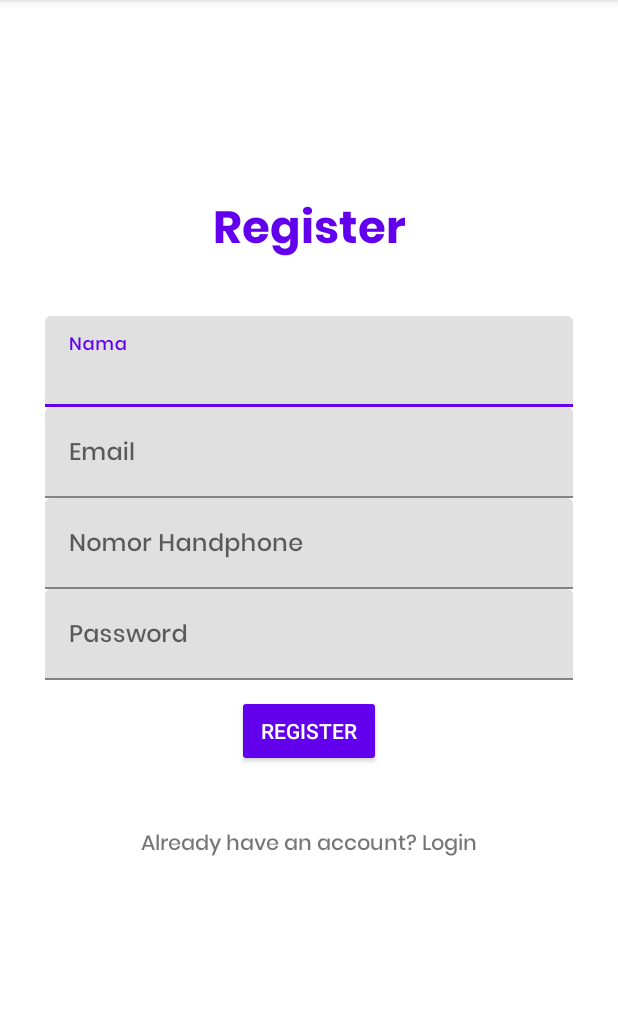
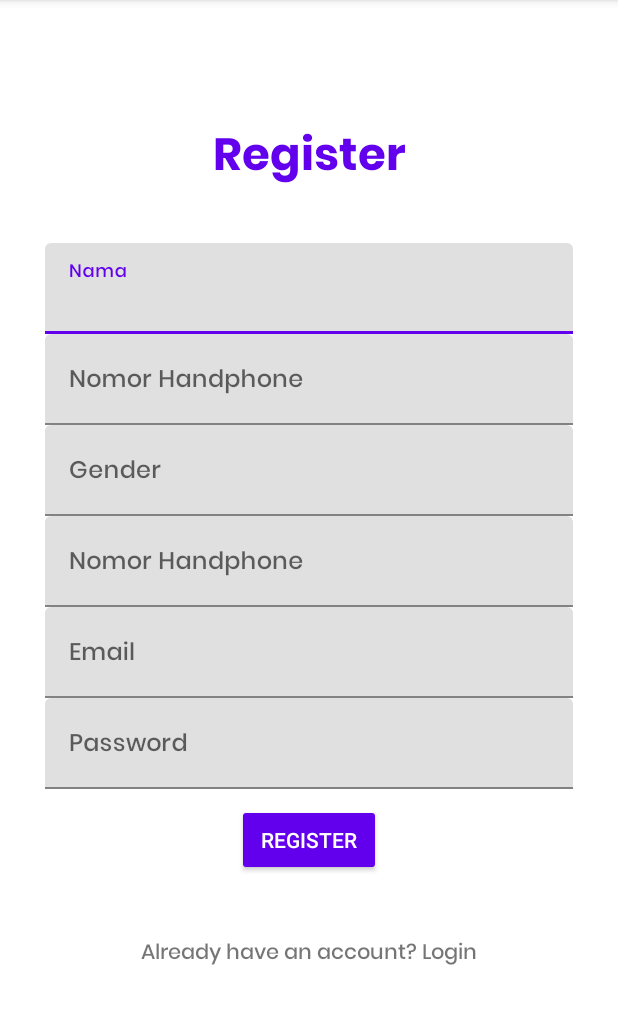
Before and after one commit to salsabiladiah7/kn, an Android app: the Register screen opened directly, with no data from a screen before it, after a tap on "REGISTER", on a phone screen of 412 x 824 dp, the part 84-1108 px from its top. Run offline under Robolectric (Android 15) with nearby library versions, the phone set to English and light mode, and no system bars; libraries missing offline, so code that uses them is left out: com.vishnusivadas.advanced_httpurlconnection.

Commit message:
first commit

```diff
--- a/app/src/main/java/com/example/kanofood/Login.java
+++ b/app/src/main/java/com/example/kanofood/Login.java
@@ -1,9 +1,8 @@
 package com.example.kanofood;
-
-import androidx.appcompat.app.AppCompatActivity;
 
 import android.content.Intent;
 import android.os.Bundle;
+import android.os.Environment;
 import android.os.Handler;
 import android.os.Looper;
 import android.view.View;
@@ -11,6 +10,8 @@ import android.widget.Button;
 import android.widget.ProgressBar;
 import android.widget.TextView;
 import android.widget.Toast;
+
+import androidx.appcompat.app.AppCompatActivity;
 
 import com.google.android.material.textfield.TextInputEditText;
 import com.vishnusivadas.advanced_httpurlconnection.PutData;
@@ -50,10 +51,12 @@ public class Login extends AppCompatActivity {
                 email = String.valueOf(teEmail.getText());
                 password = String.valueOf(tePassword.getText());
 
+
                 if (!email.equals("") && !password.equals("")) {
                     //Start ProgressBar first (Set visibility VISIBLE)
                     progressBar.setVisibility(View.VISIBLE);
                     Handler handler = new Handler(Looper.getMainLooper());
+                    Environment environment = new Environment();
                     handler.post(new Runnable() {
                         @Override
                         public void run() {
@@ -66,7 +69,7 @@ public class Login extends AppCompatActivity {
                             String[] data = new String[2];
                             data[0] = email;
                             data[1] = password;
-                            PutData putData = new PutData("http://192.168.1.5/Kanofood/LoginRegister/login.php", "POST", field, data);
+                            PutData putData = new PutData(environment + "/Kanofood2/LoginRegister/login.php", "POST", field, data);
                             if (putData.startPut()) {
                                 if (putData.onComplete()) {
                                     progressBar.setVisibility(View.GONE);
--- a/app/src/main/java/com/example/kanofood/Register.java
+++ b/app/src/main/java/com/example/kanofood/Register.java
@@ -1,9 +1,8 @@
 package com.example.kanofood;
-
-import androidx.appcompat.app.AppCompatActivity;
 
 import android.content.Intent;
 import android.os.Bundle;
+import android.os.Environment;
 import android.os.Handler;
 import android.os.Looper;
 import android.view.View;
@@ -12,12 +11,14 @@ import android.widget.ProgressBar;
 import android.widget.TextView;
 import android.widget.Toast;
 
+import androidx.appcompat.app.AppCompatActivity;
+
 import com.google.android.material.textfield.TextInputEditText;
 import com.vishnusivadas.advanced_httpurlconnection.PutData;
 
 public class Register extends AppCompatActivity {
 
-    TextInputEditText teName,  teEmail, teNumber, tePassword;
+    TextInputEditText teName, teNumber, teGender, teTgl, teEmail, tePassword;
     Button buttonRegister;
     TextView tvLogin;
     ProgressBar progressBar;
@@ -28,8 +29,10 @@ public class Register extends AppCompatActivity {
         setContentView(R.layout.activity_register);
 
         teName = findViewById(R.id.nama);
+        teNumber = findViewById(R.id.nomor);
+        teGender = findViewById(R.id.gender);
+        teTgl = findViewById(R.id.tgl);
         teEmail = findViewById(R.id.email);
-        teNumber = findViewById(R.id.nomor);
         tePassword = findViewById(R.id.password);
         buttonRegister = findViewById(R.id.btnRegister);
         tvLogin = findViewById(R.id.loginText);
@@ -48,38 +51,43 @@ public class Register extends AppCompatActivity {
             @Override
             public void onClick(View v) {
 
-                String nama_user, email, nomor , password;
-                nama_user = String.valueOf(teName.getText());
+                String nama, nomor, gender, tgl, email, password;
+                nama = String.valueOf(teName.getText());
+                nomor = String.valueOf(teNumber.getText());
+                gender = String.valueOf(teGender.getText());
+                tgl = String.valueOf(teTgl.getText());
                 email = String.valueOf(teEmail.getText());
-                nomor = String.valueOf(teNumber.getText());
                 password = String.valueOf(tePassword.getText());
 
-                if (!nama_user.equals("") && !email.equals("") && !nomor.equals("") && !password.equals("")) {
+                if (!nama.equals("") && !nomor.equals("") && !gender.equals("") && !tgl.equals("") && !email.equals("") && !password.equals("")) {
                     //Start ProgressBar first (Set visibility VISIBLE)
                     progressBar.setVisibility(View.VISIBLE);
                     Handler handler = new Handler(Looper.getMainLooper());
+                    Environment environment = new Environment();
                     handler.post(new Runnable() {
                         @Override
                         public void run() {
                             //Starting Write and Read data with URL
                             //Creating array for parameters
-                            String[] field = new String[4];
-                            field[0] = "nama_user";
-                            field[1] = "email";
-                            field[2] = "nomor";
-                            field[3] = "password";
+                            String[] field = new String[6];
+                            field[0] = "name";
+                            field[1] = "no_hp";
+                            field[2] = "gender";
+                            field[3] = "tanggal_lahir";
+                            field[5] = "email";
+                            field[6] = "password";
                             //Creating array for data
-                            String[] data = new String[4];
-                            data[0] = nama_user;
+                            String[] data = new String[6];
+                            data[0] = nama;
                             data[1] = email;
                             data[2] = nomor;
                             data[3] = password;
-                            PutData putData = new PutData("http://192.168.1.5/Kanofood/LoginRegister/signup.php", "POST", field, data);
+                            PutData putData = new PutData(environment + "/Kanofood2/LoginRegister/signup.php", "POST", field, data);
                             if (putData.startPut()) {
                                 if (putData.onComplete()) {
                                     progressBar.setVisibility(View.GONE);
                                     String result = putData.getResult();
-                                    if (result.equals("Sign Up Success")){
+                                    if (result.equals("Sign Up Success")) {
                                         Toast.makeText(getApplicationContext(), result, Toast.LENGTH_SHORT).show();
                                         Intent intent = new Intent(getApplicationContext(), Login.class);
                                         startActivity(intent);
--- a/app/src/main/res/layout/activity_register.xml
+++ b/app/src/main/res/layout/activity_register.xml
@@ -48,6 +48,63 @@
         </com.google.android.material.textfield.TextInputLayout>
 
         <com.google.android.material.textfield.TextInputLayout
+            android:id="@+id/textInputLayoutNomor"
+            android:layout_width="match_parent"
+            android:layout_height="wrap_content"
+            android:layout_marginLeft="30dp"
+            android:layout_marginRight="30dp"
+            android:hint="Nomor Handphone"
+            app:layout_constraintEnd_toEndOf="parent"
+            app:layout_constraintHorizontal_bias="0.0"
+            app:layout_constraintStart_toStartOf="parent"
+            app:layout_constraintTop_toBottomOf="@+id/textInputLayoutName">
+
+            <com.google.android.material.textfield.TextInputEditText
+                android:id="@+id/nomor"
+                android:layout_width="match_parent"
+                android:layout_height="wrap_content"
+                android:fontFamily="@font/poppinsmedium" />
+        </com.google.android.material.textfield.TextInputLayout>
+
+        <com.google.android.material.textfield.TextInputLayout
+            android:id="@+id/textInputLayoutGender"
+            android:layout_width="match_parent"
+            android:layout_height="wrap_content"
+            android:layout_marginLeft="30dp"
+            android:layout_marginRight="30dp"
+            android:hint="Gender"
+            app:layout_constraintEnd_toEndOf="parent"
+            app:layout_constraintHorizontal_bias="0.0"
+            app:layout_constraintStart_toStartOf="parent"
+            app:layout_constraintTop_toBottomOf="@+id/textInputLayoutNomor">
+
+            <com.google.android.material.textfield.TextInputEditText
+                android:id="@+id/gender"
+                android:layout_width="match_parent"
+                android:layout_height="wrap_content"
+                android:fontFamily="@font/poppinsmedium" />
+        </com.google.android.material.textfield.TextInputLayout>
+
+        <com.google.android.material.textfield.TextInputLayout
+            android:id="@+id/textInputLayoutTanggal"
+            android:layout_width="match_parent"
+            android:layout_height="wrap_content"
+            android:layout_marginLeft="30dp"
+            android:layout_marginRight="30dp"
+            android:hint="Nomor Handphone"
+            app:layout_constraintEnd_toEndOf="parent"
+            app:layout_constraintHorizontal_bias="0.0"
+            app:layout_constraintStart_toStartOf="parent"
+            app:layout_constraintTop_toBottomOf="@+id/textInputLayoutGender">
+
+            <com.google.android.material.textfield.TextInputEditText
+                android:id="@+id/tgl"
+                android:layout_width="match_parent"
+                android:layout_height="wrap_content"
+                android:fontFamily="@font/poppinsmedium" />
+        </com.google.android.material.textfield.TextInputLayout>
+
+        <com.google.android.material.textfield.TextInputLayout
             android:id="@+id/textInputLayoutEmail"
             android:layout_width="match_parent"
             android:layout_height="wrap_content"
@@ -57,29 +114,10 @@
             app:layout_constraintEnd_toEndOf="parent"
             app:layout_constraintHorizontal_bias="0.0"
             app:layout_constraintStart_toStartOf="parent"
-            app:layout_constraintTop_toBottomOf="@+id/textInputLayoutName">
+            app:layout_constraintTop_toBottomOf="@+id/textInputLayoutTanggal">
 
             <com.google.android.material.textfield.TextInputEditText
                 android:id="@+id/email"
-                android:layout_width="match_parent"
-                android:layout_height="wrap_content"
-                android:fontFamily="@font/poppinsmedium" />
-        </com.google.android.material.textfield.TextInputLayout>
-
-        <com.google.android.material.textfield.TextInputLayout
-            android:id="@+id/textInputLayoutUsername"
-            android:layout_width="match_parent"
-            android:layout_height="wrap_content"
-            android:layout_marginLeft="30dp"
-            android:layout_marginRight="30dp"
-            android:hint="Nomor Handphone"
-            app:layout_constraintEnd_toEndOf="parent"
-            app:layout_constraintHorizontal_bias="0.0"
-            app:layout_constraintStart_toStartOf="parent"
-            app:layout_constraintTop_toBottomOf="@+id/textInputLayoutEmail">
-
-            <com.google.android.material.textfield.TextInputEditText
-                android:id="@+id/nomor"
                 android:layout_width="match_parent"
                 android:layout_height="wrap_content"
                 android:fontFamily="@font/poppinsmedium" />
@@ -92,7 +130,7 @@
             android:layout_marginLeft="30dp"
             android:layout_marginRight="30dp"
             android:hint="Password"
-            app:layout_constraintTop_toBottomOf="@+id/textInputLayoutUsername"
+            app:layout_constraintTop_toBottomOf="@+id/textInputLayoutEmail"
             tools:layout_editor_absoluteX="0dp">
 
             <com.google.android.material.textfield.TextInputEditText
```
